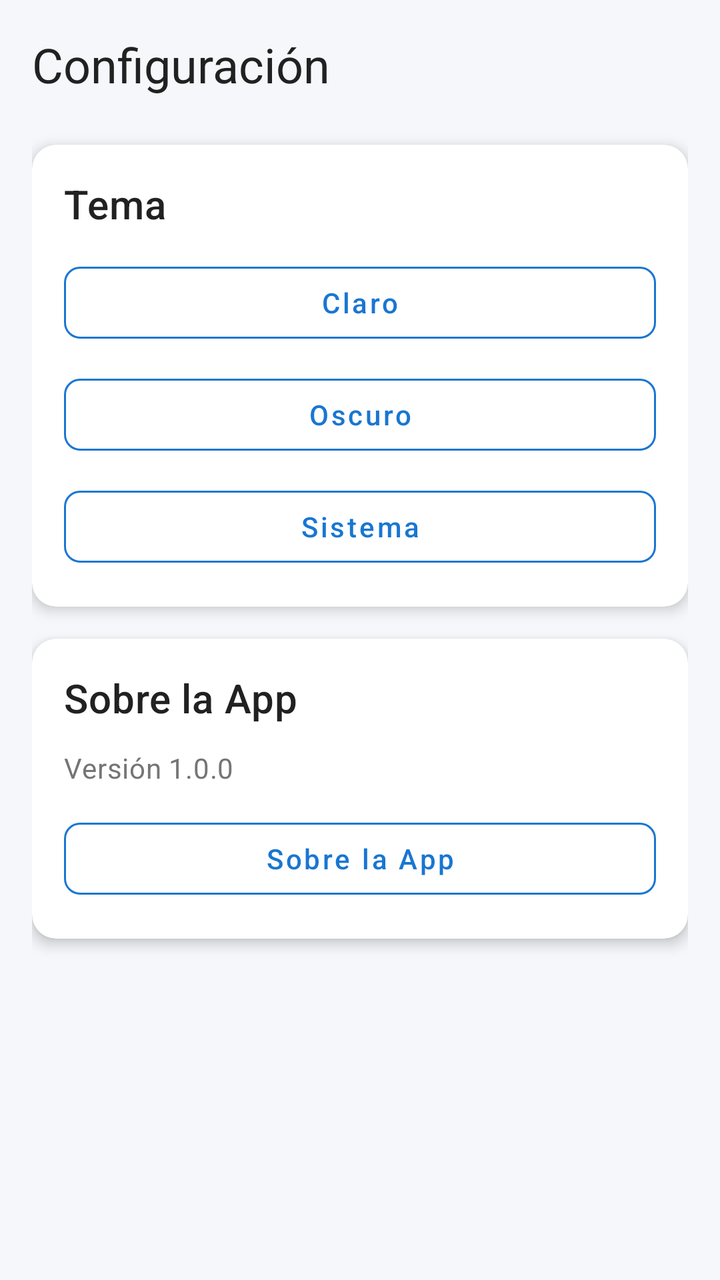
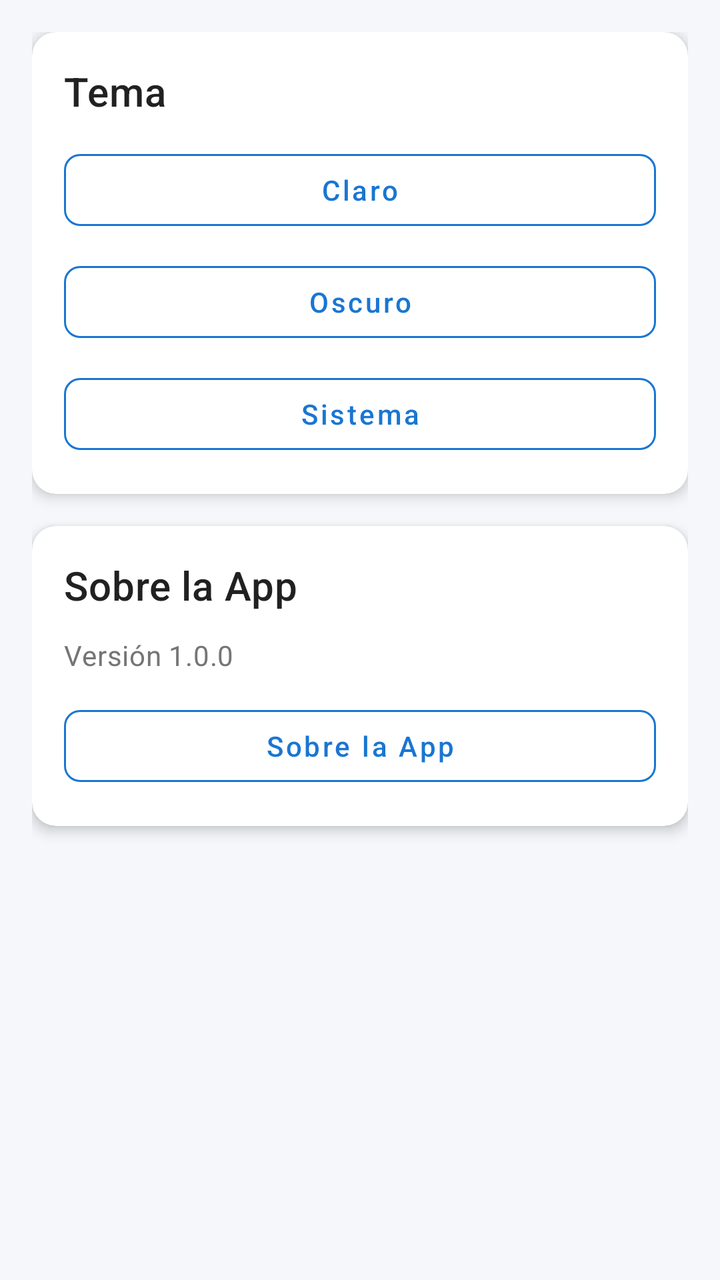

Screens rendered from an Android XML layout before and after an edit, with the pre-edit source and the edit as a unified diff.
<!-- AndroidManifest.xml: application theme Theme.Dietasapp -->
<!-- res/layout/fragment_settings.xml -->
<?xml version="1.0" encoding="utf-8"?>
<androidx.core.widget.NestedScrollView xmlns:android="http://schemas.android.com/apk/res/android"
    xmlns:app="http://schemas.android.com/apk/res-auto"
    android:layout_width="match_parent"
    android:layout_height="match_parent"
    android:fillViewport="true">

    <LinearLayout
        android:layout_width="match_parent"
        android:layout_height="wrap_content"
        android:orientation="vertical"
        android:padding="16dp">

        <TextView
            android:layout_width="match_parent"
            android:layout_height="wrap_content"
            android:text="@string/configuracion_titulo"
            android:textAppearance="@style/TextAppearance.Dietasapp.Headline1"
            android:layout_marginBottom="24dp" />

        
        <com.google.android.material.card.MaterialCardView
            android:layout_width="match_parent"
            android:layout_height="wrap_content"
            android:layout_marginBottom="16dp"
            app:cardCornerRadius="12dp"
            app:cardElevation="4dp">

            <LinearLayout
                android:layout_width="match_parent"
                android:layout_height="wrap_content"
                android:orientation="vertical"
                android:padding="16dp">

                <TextView
                    android:layout_width="match_parent"
                    android:layout_height="wrap_content"
                    android:text="@string/tema"
                    android:textAppearance="@style/TextAppearance.Dietasapp.Headline2"
                    android:layout_marginBottom="12dp" />

                <com.google.android.material.button.MaterialButton
                    android:id="@+id/btnTemaClaro"
                    style="@style/Widget.Dietasapp.Button.Outlined"
                    android:layout_width="match_parent"
                    android:layout_height="wrap_content"
                    android:text="@string/tema_claro"
                    android:layout_marginBottom="8dp" />

                <com.google.android.material.button.MaterialButton
                    android:id="@+id/btnTemaOscuro"
                    style="@style/Widget.Dietasapp.Button.Outlined"
                    android:layout_width="match_parent"
                    android:layout_height="wrap_content"
                    android:text="@string/tema_oscuro"
                    android:layout_marginBottom="8dp" />

                <com.google.android.material.button.MaterialButton
                    android:id="@+id/btnTemaSistema"
                    style="@style/Widget.Dietasapp.Button.Outlined"
                    android:layout_width="match_parent"
                    android:layout_height="wrap_content"
                    android:text="@string/tema_sistema" />
            </LinearLayout>
        </com.google.android.material.card.MaterialCardView>

        
        <com.google.android.material.card.MaterialCardView
            android:layout_width="match_parent"
            android:layout_height="wrap_content"
            app:cardCornerRadius="12dp"
            app:cardElevation="4dp">

            <LinearLayout
                android:layout_width="match_parent"
                android:layout_height="wrap_content"
                android:orientation="vertical"
                android:padding="16dp">

                <TextView
                    android:layout_width="match_parent"
                    android:layout_height="wrap_content"
                    android:text="@string/sobre_app"
                    android:textAppearance="@style/TextAppearance.Dietasapp.Headline2"
                    android:layout_marginBottom="12dp" />

                <TextView
                    android:layout_width="match_parent"
                    android:layout_height="wrap_content"
                    android:text="@string/version"
                    android:textAppearance="@style/TextAppearance.Dietasapp.Body2"
                    android:layout_marginBottom="12dp" />

                <com.google.android.material.button.MaterialButton
                    android:id="@+id/btnAcercaDe"
                    style="@style/Widget.Dietasapp.Button.Outlined"
                    android:layout_width="match_parent"
                    android:layout_height="wrap_content"
                    android:text="@string/sobre_app" />
            </LinearLayout>
        </com.google.android.material.card.MaterialCardView>
    </LinearLayout>
</androidx.core.widget.NestedScrollView>
<!-- resources referenced by this layout -->
<resources>
  <string name="configuracion_titulo">Configuración</string>
  <string name="sobre_app">Sobre la App</string>
  <string name="tema">Tema</string>
  <string name="tema_claro">Claro</string>
  <string name="tema_oscuro">Oscuro</string>
  <string name="tema_sistema">Sistema</string>
  <string name="version">Versión 1.0.0</string>
  <style name="TextAppearance.Dietasapp.Body2" parent="TextAppearance.MaterialComponents.Body2">
          <item name="android:textColor">@color/text_secondary_light</item>
          <item name="android:textSize">14sp</item>
      </style>
  <style name="TextAppearance.Dietasapp.Headline1" parent="TextAppearance.MaterialComponents.Headline5">
          <item name="android:textColor">@color/text_primary_light</item>
          <item name="android:textSize">24sp</item>
          <item name="android:fontFamily">sans-serif-medium</item>
      </style>
  <style name="TextAppearance.Dietasapp.Headline2" parent="TextAppearance.MaterialComponents.Headline6">
          <item name="android:textColor">@color/text_primary_light</item>
          <item name="android:textSize">20sp</item>
          <item name="android:fontFamily">sans-serif-medium</item>
      </style>
  <style name="Widget.Dietasapp.Button.Outlined" parent="Widget.MaterialComponents.Button.OutlinedButton">
          <item name="android:textColor">@color/primary_blue</item>
          <item name="strokeColor">@color/primary_blue</item>
          <item name="cornerRadius">8dp</item>
          <item name="android:textAllCaps">false</item>
      </style>
  <color name="text_secondary_light">#757575</color>
  <color name="text_primary_light">#212121</color>
  <color name="primary_blue">#1976D2</color>
  <color name="primary_blue_dark">#0D47A1</color>
  <color name="white">#FFFFFF</color>
  <color name="secondary_teal">#00ACC1</color>
  <color name="secondary_teal_dark">#00838F</color>
  <color name="background_light">#F5F7FA</color>
  <color name="surface_light">#FFFFFF</color>
  <color name="error">#F44336</color>
  <style name="Widget.Dietasapp.Chip" parent="Widget.MaterialComponents.Chip.Choice">
          <item name="chipBackgroundColor">@color/primary_blue_light</item>
          <item name="android:textColor">@color/white</item>
          <item name="chipCornerRadius">16dp</item>
      </style>
  <style name="Widget.Dietasapp.CardView" parent="Widget.MaterialComponents.CardView">
          <item name="cardBackgroundColor">@color/card_background_light</item>
          <item name="cardCornerRadius">12dp</item>
          <item name="cardElevation">4dp</item>
          <item name="contentPadding">16dp</item>
      </style>
  <style name="Widget.Dietasapp.Button" parent="Widget.MaterialComponents.Button">
          <item name="android:textColor">@color/white</item>
          <item name="backgroundTint">@color/primary_blue</item>
          <item name="cornerRadius">8dp</item>
          <item name="android:textAllCaps">false</item>
          <item name="android:fontFamily">sans-serif-medium</item>
      </style>
  <style name="Widget.Dietasapp.TextInputLayout" parent="Widget.MaterialComponents.TextInputLayout.OutlinedBox">
          <item name="boxStrokeColor">@color/primary_blue</item>
          <item name="hintTextColor">@color/primary_blue</item>
          <item name="boxCornerRadiusTopStart">8dp</item>
          <item name="boxCornerRadiusTopEnd">8dp</item>
          <item name="boxCornerRadiusBottomStart">8dp</item>
          <item name="boxCornerRadiusBottomEnd">8dp</item>
      </style>
  <color name="primary_blue_light">#42A5F5</color>
  <color name="card_background_light">#FFFFFF</color>
  <!-- unchanged entries left out for length: 1 -->
</resources>

<!-- the commit's change to res/layout/fragment_settings.xml (unified diff, before → after) -->
@@ -10,13 +10,6 @@
         android:layout_height="wrap_content"
         android:orientation="vertical"
         android:padding="16dp">
-
-        <TextView
-            android:layout_width="match_parent"
-            android:layout_height="wrap_content"
-            android:text="@string/configuracion_titulo"
-            android:textAppearance="@style/TextAppearance.Dietasapp.Headline1"
-            android:layout_marginBottom="24dp" />
 
         
         <com.google.android.material.card.MaterialCardView
<!-- resource entries referenced after the edit -->
@@ -1,6 +1,5 @@
 <!-- resources referenced by this layout -->
 <resources>
-  <string name="configuracion_titulo">Configuración</string>
   <string name="sobre_app">Sobre la App</string>
   <string name="tema">Tema</string>
   <string name="tema_claro">Claro</string>
@@ -10,11 +9,6 @@
   <style name="TextAppearance.Dietasapp.Body2" parent="TextAppearance.MaterialComponents.Body2">
           <item name="android:textColor">@color/text_secondary_light</item>
           <item name="android:textSize">14sp</item>
-      </style>
-  <style name="TextAppearance.Dietasapp.Headline1" parent="TextAppearance.MaterialComponents.Headline5">
-          <item name="android:textColor">@color/text_primary_light</item>
-          <item name="android:textSize">24sp</item>
-          <item name="android:fontFamily">sans-serif-medium</item>
       </style>
   <style name="TextAppearance.Dietasapp.Headline2" parent="TextAppearance.MaterialComponents.Headline6">
           <item name="android:textColor">@color/text_primary_light</item>
